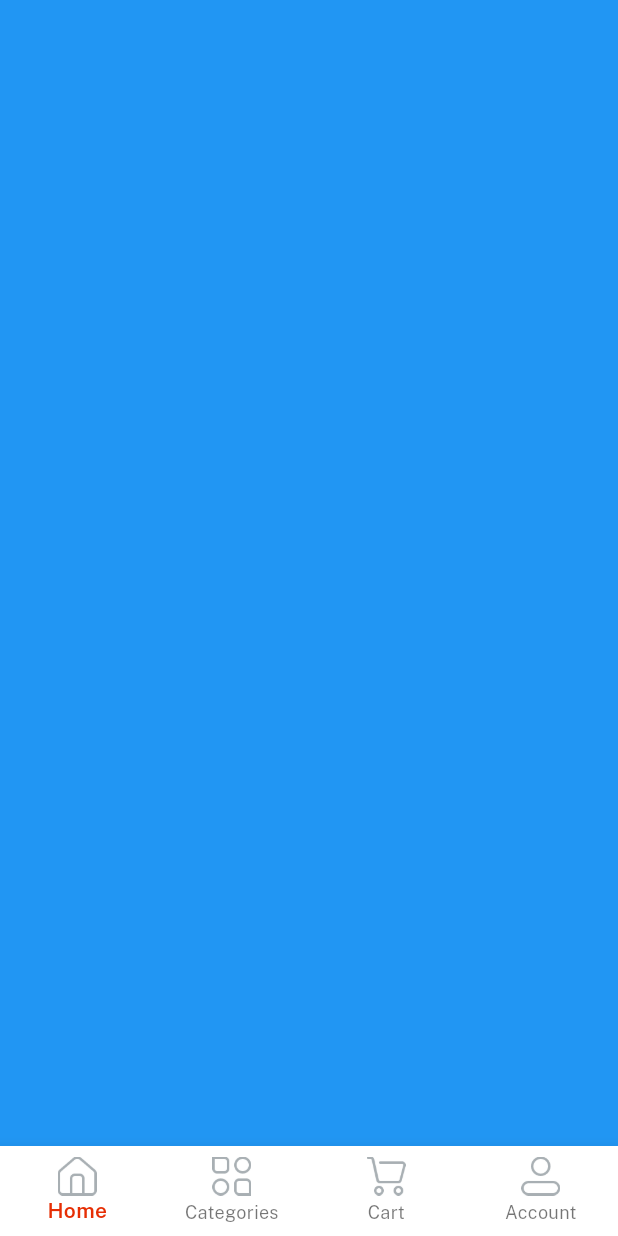
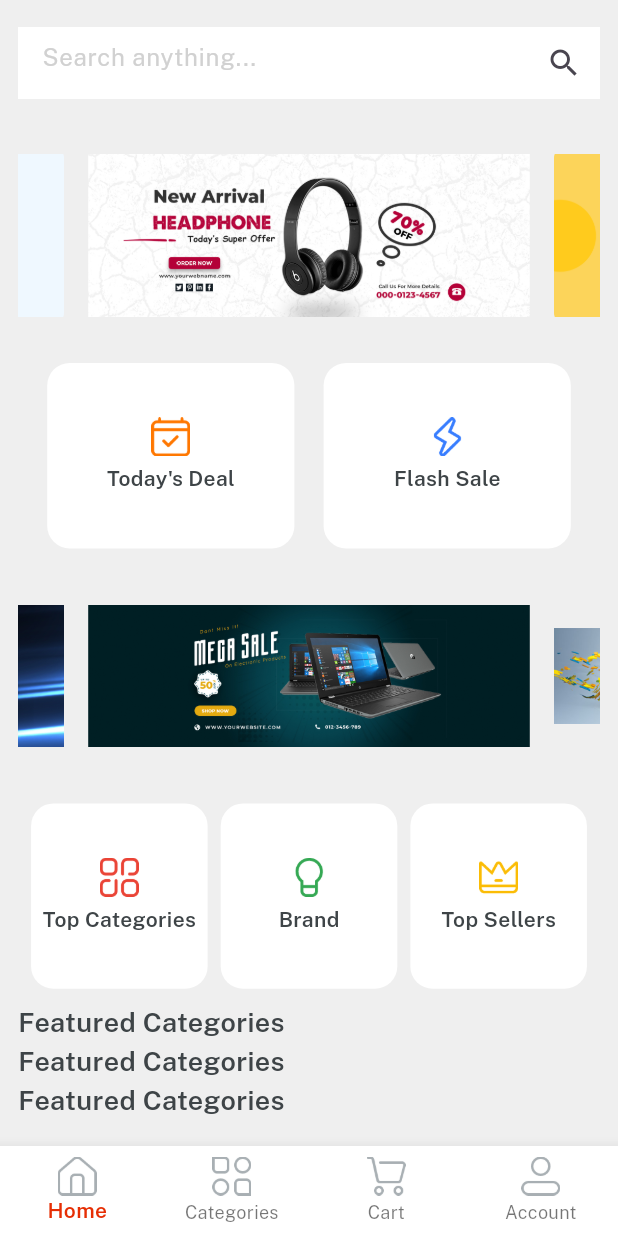
Before and after one commit to denizguvel/ecommerce1, a Flutter app: the screen it shows after launch, after a tap on "Login", on a phone screen of 412 x 824 dp. Run offline on Flutter 3.47's test engine with Material 3 defaults, Android fonts, the phone set to English and light mode, and no system bars; drawn by our look-alikes of velocity_x; our stand-ins replace get.

Commit message:
Ana sayfa tasarımının genel hatları oluşturuldu

```diff
--- a/lib/consts/lists.dart
+++ b/lib/consts/lists.dart
@@ -1,3 +1,6 @@
 import 'package:emart_app/consts/consts.dart';
 
 const socialIconList = [icFacebookLogo, icGoogleLogo, icTwitterLogo];
+
+const slidersList = [imgSlider1, imgSlider2, imgSlider3, imgSlider4];
+const secondSlidersList = [imgSs1, imgSs2, imgSs3, imgSs4];
--- a/lib/consts/strings.dart
+++ b/lib/consts/strings.dart
@@ -19,3 +19,5 @@ const termAndCond = "Terms and Conditions";
 const alreadyHaveAccount = "Already have an account? ";
 
 const home = "Home", categories = "Categories", cart = "Cart", account = "Account";
+
+const searchanything = "Search anything...", todayDeal = "Today's Deal", flashsale = "Flash Sale", topSellers = "Top Sellers", brand = "Brand", topCategories = "Top Categories", featuredCategories = "Featured Categories";
--- a/lib/views/auth_screen/login_screen.dart
+++ b/lib/views/auth_screen/login_screen.dart
@@ -1,6 +1,7 @@
 import 'package:emart_app/consts/consts.dart';
 import 'package:emart_app/consts/lists.dart';
 import 'package:emart_app/views/auth_screen/signup_screen.dart';
+import 'package:emart_app/views/home_screen/home.dart';
 import 'package:emart_app/views/home_screen/home_screen.dart';
 import 'package:emart_app/widgets_common/applogo_widget.dart';
 import 'package:emart_app/widgets_common/bg_widget.dart';
@@ -35,7 +36,7 @@ class LoginScreen extends StatelessWidget {
                   5.heightBox,
                   //ourButton().box.width(context.screenWidth - 50).make(),
                   ourButton(color: redColor, title: login, textColor: whiteColor, onPress: (){
-                    Get.to(() => const HomeScreen());
+                    Get.to(() => const Home());
                   })
                   .box
                   .width(context.screenWidth - 50)
--- /dev/null
+++ b/lib/views/cart_screen/cart_screen.dart
@@ -0,0 +1,12 @@
+import 'package:flutter/material.dart';
+
+class CartScreen extends StatelessWidget{
+  const CartScreen({Key? key}) : super(key: key);
+
+  @override
+  Widget build(BuildContext context) {
+    return Container(color: Colors.purple);
+  }
+
+
+}
--- /dev/null
+++ b/lib/views/category_screen/category_screen.dart
@@ -0,0 +1,12 @@
+import 'package:flutter/material.dart';
+
+class CategoryScreen extends StatelessWidget{
+  const CategoryScreen({Key? key}) : super(key: key);
+
+  @override
+  Widget build(BuildContext context) {
+    return Container(color: Colors.yellow);
+  }
+
+
+}
--- /dev/null
+++ b/lib/views/home_screen/home.dart
@@ -0,0 +1,52 @@
+import 'package:emart_app/consts/colors.dart';
+import 'package:emart_app/consts/consts.dart';
+import 'package:emart_app/consts/images.dart';
+import 'package:emart_app/consts/strings.dart';
+import 'package:emart_app/controllers/home_controller.dart';
+import 'package:emart_app/views/cart_screen/cart_screen.dart';
+import 'package:emart_app/views/category_screen/category_screen.dart';
+import 'package:emart_app/views/home_screen/home_screen.dart';
+import 'package:emart_app/views/profile_screen/profile_screen.dart';
+import 'package:flutter/material.dart';
+import 'package:get/get.dart';
+
+class Home extends StatelessWidget {
+  const Home({super.key});
+
+  @override
+  Widget build(BuildContext context) {
+
+    var controller = Get.put(HomeController());
+
+    var navbarItem = [
+      BottomNavigationBarItem(icon: Image.asset(icHome, width: 26), label: home),
+      BottomNavigationBarItem(icon: Image.asset(icCategories, width: 26), label: categories),
+      BottomNavigationBarItem(icon: Image.asset(icCart, width: 26), label: cart),
+      BottomNavigationBarItem(icon: Image.asset(icProfile, width: 26), label: account)
+    ];
+
+    var navBody = [
+      const HomeScreen(),
+      const CategoryScreen(),
+      const CartScreen(),
+      const ProfileScreen()
+    ];
+    return Scaffold(
+      body: Column(children: [
+         Obx(()=> Expanded(child: navBody.elementAt(controller.currentNavIndex.value))),
+      ],),
+      bottomNavigationBar: Obx(()=>
+      BottomNavigationBar(
+        currentIndex: controller.currentNavIndex.value,
+        selectedItemColor: redColor,
+        selectedLabelStyle: const TextStyle(fontFamily: semibold),
+        type: BottomNavigationBarType.fixed,
+        backgroundColor: whiteColor,
+        items: navbarItem,
+        onTap: (value){
+          controller.currentNavIndex.value = value;
+        }),
+      )
+    );
+  }
+}
--- a/lib/views/home_screen/home_screen.dart
+++ b/lib/views/home_screen/home_screen.dart
@@ -1,48 +1,119 @@
+import 'package:emart_app/consts/consts.dart';
+import 'package:emart_app/consts/lists.dart';
+import 'package:emart_app/widgets_common/home_buttons.dart';
+import 'package:flutter/material.dart';
 import 'package:emart_app/consts/colors.dart';
-import 'package:emart_app/consts/consts.dart';
-import 'package:emart_app/consts/images.dart';
-import 'package:emart_app/consts/strings.dart';
-import 'package:emart_app/controllers/home_controller.dart';
-import 'package:flutter/material.dart';
-import 'package:get/get.dart';
 
-class HomeScreen extends StatelessWidget {
-  const HomeScreen({super.key});
+class HomeScreen extends StatelessWidget{
+  const HomeScreen({Key? key}) : super(key: key);
 
   @override
   Widget build(BuildContext context) {
+    return Container(
+      padding: EdgeInsets.all(12),
+      color: lightGrey,
+      width: context.screenWidth,
+      height: context.screenHeight,
+      child: SafeArea(
 
-    var controller = Get.put(HomeController());
+          child:Column(
+          children: [
+            Container(
+              alignment: Alignment.center ,
+              height: 60,
+              color: lightGrey,
+              child: TextFormField(
+                decoration: InputDecoration(
+                  border: InputBorder.none,
+                  suffixIcon: Icon(Icons.search),
+                  filled: true,
+                  fillColor: whiteColor,
+                  hintText: searchanything,
+                  hintStyle: TextStyle(color: textfieldGrey),
+                ),
+              ),
+            ),
 
-    var navbarItem = [
-      BottomNavigationBarItem(icon: Image.asset(icHome, width: 26), label: home),
-      BottomNavigationBarItem(icon: Image.asset(icCategories, width: 26), label: categories),
-      BottomNavigationBarItem(icon: Image.asset(icCart, width: 26), label: cart),
-      BottomNavigationBarItem(icon: Image.asset(icProfile, width: 26), label: account)
-    ];
+            10.heightBox,
+            Expanded(
+              child: SingleChildScrollView(
+              physics: const BouncingScrollPhysics(),
+              child:Column(
+                children: [
+                  //swipers brands
+              VxSwiper.builder(
+                aspectRatio: 16 / 9,
+                autoPlay: true,
+                height: 150,
+                enlargeCenterPage: true,
+                itemCount: slidersList.length,
+                itemBuilder: (context, index){
+                  return  Image.asset(
+                      slidersList[index],
+                      fit: BoxFit.fitWidth,
+                  ).box.rounded.clip(Clip.antiAlias).margin(EdgeInsets.symmetric(horizontal:8)).make();
+                }),
 
-    var navBody = [
-      Container(color: Colors.blue),
-      Container(color: Colors.amber),
-      Container(color: Colors.purple),
-      Container(color: Colors.cyan),
-    ];
-    return Scaffold(
-      body: Column(children: [
-         Obx(()=> Expanded(child: navBody.elementAt(controller.currentNavIndex.value))),
-      ],),
-      bottomNavigationBar: Obx(()=>
-      BottomNavigationBar(
-        currentIndex: controller.currentNavIndex.value,
-        selectedItemColor: redColor,
-        selectedLabelStyle: const TextStyle(fontFamily: semibold),
-        type: BottomNavigationBarType.fixed,
-        backgroundColor: whiteColor,
-        items: navbarItem,
-        onTap: (value){
-          controller.currentNavIndex.value = value;
-        }),
-      )
-    );
+                10.heightBox,
+                Row(
+                  mainAxisAlignment: MainAxisAlignment.spaceEvenly,
+                  children: List.generate(2,
+                  (index) => homeButtons(
+                    height: context.screenHeight * 0.15,
+                    width: context.screenWidth / 2.5,
+                    icon: index == 0 ? icTodaysDeal : icFlashDeal,
+                    title: index == 0 ? todayDeal: flashsale,
+                  )),
+                  ),
+
+                  //Second Swipers
+                  10.heightBox,
+                  VxSwiper.builder(
+                    aspectRatio: 16 / 9,
+                    autoPlay: true,
+                    height: 150,
+                    enlargeCenterPage: true,
+                    itemCount: secondSlidersList.length,
+                    itemBuilder: (context, index){
+                      return  Image.asset(
+                          secondSlidersList[index],
+                          fit: BoxFit.fitWidth,
+                      ).box.rounded.clip(Clip.antiAlias).margin(EdgeInsets.symmetric(horizontal:8)).make();
+                  }),
+
+                  //Category Buttons
+                  10.heightBox,
+                  Row(
+                    mainAxisAlignment: MainAxisAlignment.spaceEvenly,
+                    children: List.generate(3, (index) => homeButtons(
+                      height: context.screenHeight * 0.15,
+                      width: context.screenWidth / 3.5,
+                      icon: index == 0 ? icTopCategories : index == 1 ? icBrands: icTopSeller,
+                      title: index == 0 ? topCategories: index == 1 ? brand : topSellers,
+                    )),
+                  ),
+
+                  //featured categories
+                  10.heightBox,
+                  Align(
+                    alignment: Alignment.centerLeft,
+                    child: featuredCategories.text.color(darkFontGrey).size(18).fontFamily(semibold).make(),
+                  ),
+                  Align(
+                    alignment: Alignment.centerLeft,
+                    child: featuredCategories.text.color(darkFontGrey).size(18).fontFamily(semibold).make(),
+                  ),
+                  Align(
+                    alignment: Alignment.centerLeft,
+                    child: featuredCategories.text.color(darkFontGrey).size(18).fontFamily(semibold).make(),
+                  ),
+                  Align(
+                    alignment: Alignment.centerLeft,
+                    child: featuredCategories.text.color(darkFontGrey).size(18).fontFamily(semibold).make(),
+                  )
+                ],
+            )))
+          ],)),
+      );
   }
 }
--- /dev/null
+++ b/lib/views/profile_screen/profile_screen.dart
@@ -0,0 +1,12 @@
+import 'package:flutter/material.dart';
+
+class ProfileScreen extends StatelessWidget{
+  const ProfileScreen({Key? key}) : super(key: key);
+
+  @override
+  Widget build(BuildContext context) {
+    return Container(color: Colors.red);
+  }
+
+
+}
--- /dev/null
+++ b/lib/widgets_common/home_buttons.dart
@@ -0,0 +1,12 @@
+import 'package:emart_app/consts/consts.dart';
+
+Widget homeButtons({width, height, icon, String? title, onPress}){
+  return Column(
+    mainAxisAlignment: MainAxisAlignment.center,
+      children: [
+        Image.asset(icon, width: 26),
+        5.heightBox,
+        title!.text.fontFamily(semibold).color(darkFontGrey).make()
+      ],
+  ).box.rounded.white.size(width, height).make();
+}
```
